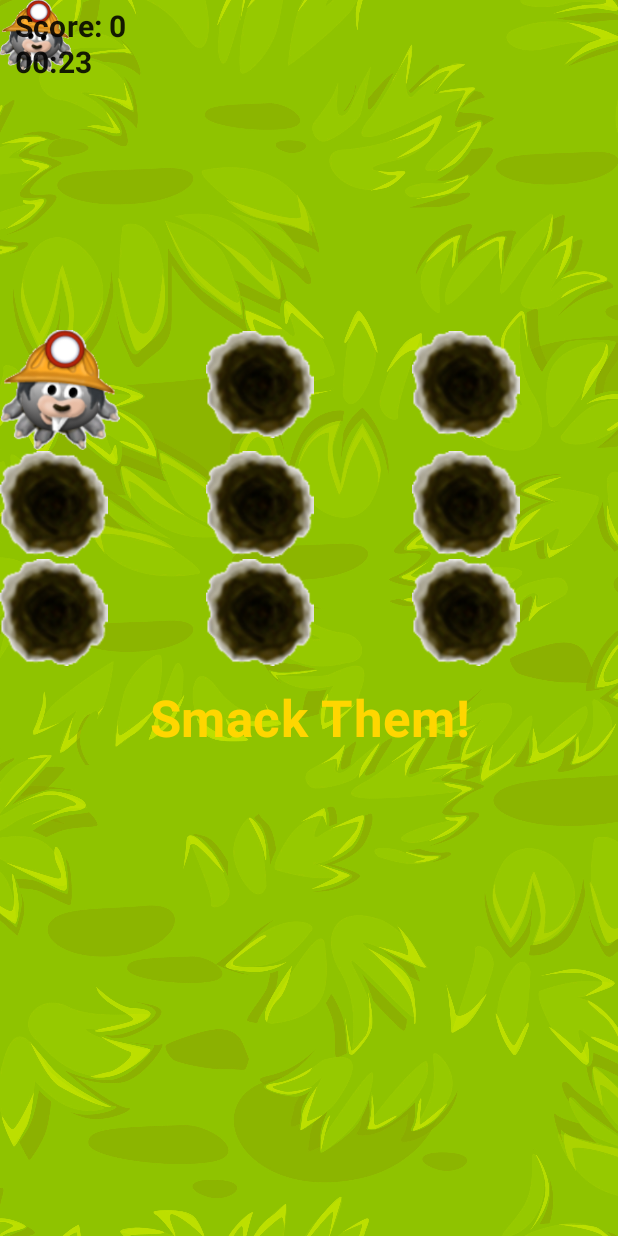
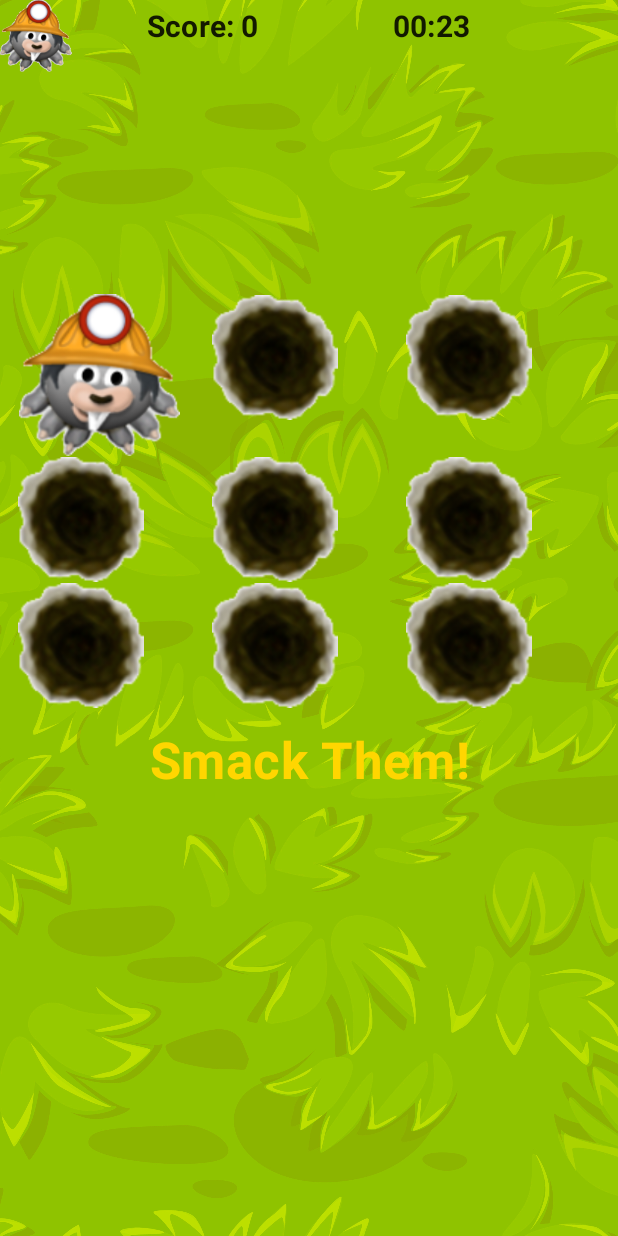
Before and after one commit to CrownedJester/WhackAMoleGame, an Android app built with Jetpack Compose: the screen it shows after launch (MainActivity), on a phone screen of 412 x 824 dp. Run offline under Robolectric (Android 15) with nearby library versions, the phone set to English and light mode, and no system bars; 2 statements that could not run were skipped.

Commit message:
Change list content arrangement and mole's size

```diff
--- a/app/src/main/java/com/crownedjester/soft/whackamolegame/presentation/game_screen/GameScreen.kt
+++ b/app/src/main/java/com/crownedjester/soft/whackamolegame/presentation/game_screen/GameScreen.kt
@@ -63,26 +63,23 @@ fun GameScreen() {
         )
 
         Column(
-            modifier = Modifier
-                .fillMaxSize(),
+            modifier = Modifier.fillMaxSize(),
             verticalArrangement = Arrangement.spacedBy(16.dp),
             horizontalAlignment = Alignment.CenterHorizontally
         ) {
 
-            Column(
+            Row(
                 modifier = Modifier
                     .fillMaxWidth()
                     .padding(horizontal = 10.dp, vertical = 6.dp),
-
+                horizontalArrangement = Arrangement.SpaceEvenly
             ) {
                 Text(
-                    text = "Score: $count",
-                    style = MaterialTheme.typography.h6,
-                    fontWeight = Bold
+                    text = "Score: $count", style = MaterialTheme.typography.h6, fontWeight = Bold
                 )
 
                 Text(
-                    text = "00:${if (timerState.value < 10) "0${timerState.value}" else timerState.value}",
+                    text = "00:" + timerState.value.toSecondsString(),
                     style = MaterialTheme.typography.h6,
                     fontWeight = Bold
                 )
@@ -92,11 +89,11 @@ fun GameScreen() {
 
             LazyVerticalGrid(
                 modifier = Modifier
-                    .fillMaxWidth()
-                    .align(Alignment.CenterHorizontally),
+                    .padding(horizontal = 12.dp)
+                    .fillMaxWidth(),
                 cells = GridCells.Fixed(3),
-                horizontalArrangement = Arrangement.SpaceAround,
-                verticalArrangement = Arrangement.spacedBy(28.dp)
+                horizontalArrangement = Arrangement.spacedBy(24.dp),
+                verticalArrangement = Arrangement.spacedBy(20.dp)
             ) {
 
                 items(9) { i ->
@@ -109,8 +106,7 @@ fun GameScreen() {
             }
 
             Text(
-                modifier = Modifier
-                    .fillMaxWidth(),
+                modifier = Modifier.fillMaxWidth(),
                 text = "Smack Them!",
                 style = MaterialTheme.typography.h4,
                 fontWeight = Bold,
@@ -123,3 +119,9 @@ fun GameScreen() {
     }
 
 }
+
+private fun Int.toSecondsString(): String =
+    if (this < 10)
+        "0$this"
+    else
+        this.toString()
--- a/app/src/main/java/com/crownedjester/soft/whackamolegame/presentation/game_screen/components/MoleItem.kt
+++ b/app/src/main/java/com/crownedjester/soft/whackamolegame/presentation/game_screen/components/MoleItem.kt
@@ -9,7 +9,8 @@ import androidx.compose.foundation.Image
 import androidx.compose.foundation.clickable
 import androidx.compose.foundation.layout.Box
 import androidx.compose.foundation.layout.size
-import androidx.compose.runtime.*
+import androidx.compose.runtime.Composable
+import androidx.compose.runtime.getValue
 import androidx.compose.ui.Modifier
 import androidx.compose.ui.res.painterResource
 import androidx.compose.ui.unit.dp
@@ -20,8 +21,9 @@ import com.crownedjester.soft.whackamolegame.R
 fun MoleItem(moleIndex: Int, isAppeared: Boolean, onClick: (Int) -> Unit) {
 
     val transition = updateTransition(targetState = isAppeared, label = null)
+
     val contentSize by transition.animateDp(label = "") {
-        if (it) 80.dp else 72.dp
+        if (it) 108.dp else 84.dp
     }
 
     Box(modifier = Modifier.size(contentSize)) {
```
